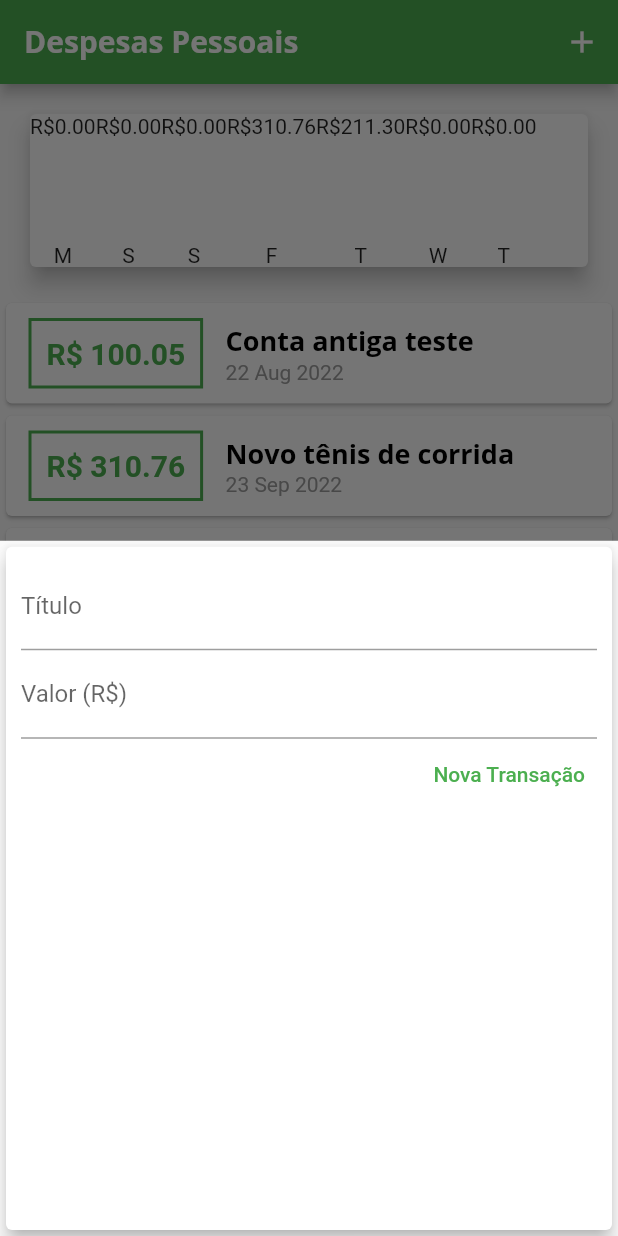
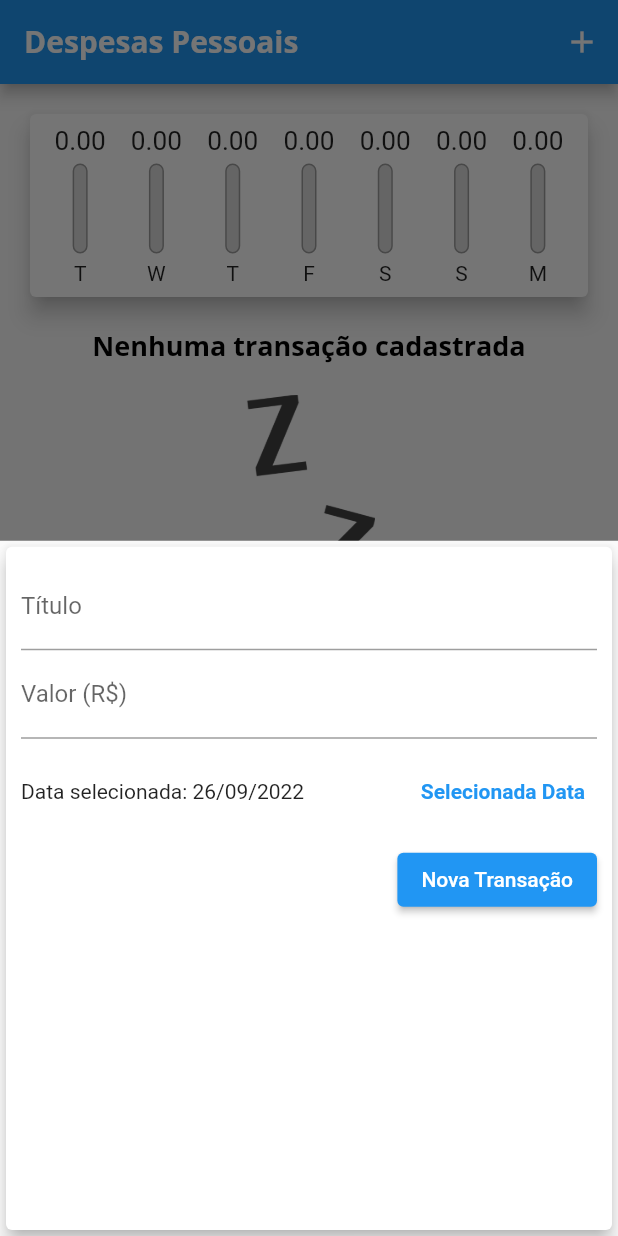
Before and after one commit to nailtonsdelima/expenses-2022, a Flutter app: the screen it shows after launch, after a tap on the "add" icon, on a phone screen of 412 x 824 dp. Run offline on Flutter 3.47's test engine with Material 2 defaults, Android fonts, the phone set to English and light mode, and no system bars.

Commit message:
Conclusão do projeto de controle de despesas

```diff
--- a/lib/components/chart.dart
+++ b/lib/components/chart.dart
@@ -34,25 +34,39 @@ class Chart extends StatelessWidget {
         'day': DateFormat.E().format(weekDay)[0],
         'value': totalSum,
       };
+    }).reversed.toList();
+  }
+
+  double get _weekTotalValue {
+    return groupedTransactions.fold(0.0, (sum, tr) {
+      return sum + double.parse(tr['value'].toString());
     });
   }
 
   @override
   Widget build(BuildContext context) {
-    groupedTransactions;
+    // groupedTransactions;
     return Card(
       elevation: 6,
       margin: const EdgeInsets.all(20),
+      child: Padding(
+        padding: const EdgeInsets.all(8.0),
         child: Row(
+          mainAxisAlignment: MainAxisAlignment.spaceAround,
           children: groupedTransactions.map((tr) {
-          // return Text('${tr['day']}: ${tr['value']}');
             // ignore: avoid_print
-          return ChartBar(
+            return Flexible(
+              fit: FlexFit.tight,
+              child: ChartBar(
                 label: tr['day'].toString(),
                 value: double.parse(tr['value'].toString()),
-            percentage: 0,
+                percentage: _weekTotalValue == 0
+                    ? 0
+                    : double.parse(tr['value'].toString()) / _weekTotalValue,
+              ),
             );
           }).toList(),
+        ),
       ),
     );
   }
--- a/lib/components/chart_bar.dart
+++ b/lib/components/chart_bar.dart
@@ -17,13 +17,41 @@ class ChartBar extends StatelessWidget {
   Widget build(BuildContext context) {
     return Column(
       children: [
-        Text('R\$${value.toStringAsFixed(2)}'),
+        SizedBox(
+          height: 20,
+          child: FittedBox(
+            child: Text(value.toStringAsFixed(2)),
+          ),
+        ),
         const SizedBox(height: 5),
         // ignore: sized_box_for_whitespace
         Container(
           height: 60,
           width: 10,
-          child: null,
+          child: Stack(
+            alignment: Alignment.bottomCenter,
+            children: [
+              Container(
+                decoration: BoxDecoration(
+                  border: Border.all(
+                    color: Colors.grey,
+                    width: 1.0,
+                  ),
+                  color: const Color.fromRGBO(220, 220, 220, 1),
+                  borderRadius: BorderRadius.circular(5),
+                ),
+              ),
+              FractionallySizedBox(
+                heightFactor: percentage,
+                child: Container(
+                  decoration: BoxDecoration(
+                    color: Theme.of(context).primaryColor,
+                    borderRadius: BorderRadius.circular(5),
+                  ),
+                ),
+              ),
+            ],
+          ),
         ),
         const SizedBox(height: 5),
         Text(label),
--- a/lib/components/transaction_form.dart
+++ b/lib/components/transaction_form.dart
@@ -1,27 +1,46 @@
 import 'package:flutter/material.dart';
+import 'package:intl/intl.dart';
 
 class TransactionForm extends StatefulWidget {
   // TransactionForm({Key? key}) : super(key: key);
   const TransactionForm(this.onSubmit, {Key? key}) : super(key: key);
 
-  final void Function(String, double) onSubmit;
+  final void Function(String, double, DateTime) onSubmit;
 
   @override
   State<TransactionForm> createState() => _TransactionFormState();
 }
 
 class _TransactionFormState extends State<TransactionForm> {
-  final titleController = TextEditingController();
-  final valueController = TextEditingController();
+  final _titleController = TextEditingController();
+  final _valueController = TextEditingController();
+  DateTime _selectedDate = DateTime.now();
 
   _submitForm() {
-    final title = titleController.text;
-    final value = double.tryParse(valueController.text) ?? 0.0;
+    final title = _titleController.text;
+    final value = double.tryParse(_valueController.text) ?? 0.0;
 
-    if (title.isEmpty || value <= 0) {
+    // ignore: unnecessary_null_comparison
+    if (title.isEmpty || value <= 0 || _selectedDate == null) {
       return;
     }
-    widget.onSubmit(title, value);
+    widget.onSubmit(title, value, _selectedDate);
+  }
+
+  _showDatePicker() {
+    showDatePicker(
+      context: context,
+      initialDate: DateTime.now(),
+      firstDate: DateTime(2019),
+      lastDate: DateTime.now(),
+    ).then((pickedDate) {
+      if (pickedDate == null) {
+        return;
+      }
+      setState(() {
+        _selectedDate = pickedDate;
+      });
+    });
   }
 
   @override
@@ -33,14 +52,14 @@ class _TransactionFormState extends State<TransactionForm> {
         child: Column(
           children: <Widget>[
             TextField(
-              controller: titleController,
+              controller: _titleController,
               onSubmitted: (value) => _submitForm(),
               decoration: const InputDecoration(
                 labelText: 'Título',
               ),
             ),
             TextField(
-              controller: valueController,
+              controller: _valueController,
               keyboardType:
                   const TextInputType.numberWithOptions(decimal: true),
               onSubmitted: (value) => _submitForm(),
@@ -48,15 +67,41 @@ class _TransactionFormState extends State<TransactionForm> {
                 labelText: 'Valor (R\$)',
               ),
             ),
+            SizedBox(
+              height: 70,
+              child: Row(
+                children: [
+                  Expanded(
+                    child: Text(
+                      // ignore: unnecessary_null_comparison
+                      _selectedDate == null
+                          ? 'Nenhuma data selecionada'
+                          : 'Data selecionada: ${DateFormat('dd/MM/y').format(_selectedDate)}',
+                    ),
+                  ),
+                  TextButton(
+                    onPressed: _showDatePicker,
+                    child: Text(
+                      'Selecionada Data',
+                      style: TextStyle(
+                        fontWeight: FontWeight.bold,
+                        color: Theme.of(context).primaryColor,
+                      ),
+                    ),
+                  )
+                ],
+              ),
+            ),
             Row(
               mainAxisAlignment: MainAxisAlignment.end,
               children: [
-                TextButton(
+                ElevatedButton(
                   onPressed: _submitForm,
                   child: Text(
                     'Nova Transação',
                     style: TextStyle(
-                      color: Theme.of(context).colorScheme.primary,
+                      color: Theme.of(context).colorScheme.tertiary,
+                      backgroundColor: Theme.of(context).colorScheme.primary,
                     ),
                   ),
                 ),
--- a/lib/components/transaction_list.dart
+++ b/lib/components/transaction_list.dart
@@ -3,10 +3,11 @@ import '../models/transaction.dart';
 import 'package:intl/intl.dart';
 
 class TransactionList extends StatelessWidget {
-  const TransactionList({Key? key, required this.transactions})
+  const TransactionList(this.transactions, this.onRemove, {Key? key})
       : super(key: key);
 
   final List<Transaction> transactions;
+  final void Function(String) onRemove;
 
   @override
   Widget build(BuildContext context) {
@@ -34,48 +35,78 @@ class TransactionList extends StatelessWidget {
               itemBuilder: (ctx, index) {
                 final tr = transactions[index];
                 return Card(
-                  child: Row(
-                    children: <Widget>[
-                      // ignore: avoid_unnecessary_containers
-                      Container(
+                  elevation: 5,
                   margin: const EdgeInsets.symmetric(
-                            horizontal: 15, vertical: 10),
-                        decoration: BoxDecoration(
-                          border: Border.all(
-                            color: Theme.of(context).colorScheme.primary,
-                            width: 2,
+                    vertical: 8,
+                    horizontal: 5,
                   ),
-                        ),
-                        padding: const EdgeInsets.all(10),
-                        child: Text(
-                          // tr.value.toString(),
-                          'R\$ ${tr.value.toStringAsFixed(2)}',
-                          style: TextStyle(
-                            fontWeight: FontWeight.bold,
-                            fontSize: 20,
-                            color: Theme.of(context).colorScheme.primary,
+                  child: ListTile(
+                    leading: CircleAvatar(
+                      radius: 30,
+                      child: Padding(
+                        padding: const EdgeInsets.all(6),
+                        child: FittedBox(
+                          child: Text('R\$${tr.value}'),
                         ),
                       ),
                     ),
-                      Column(
-                        crossAxisAlignment: CrossAxisAlignment.start,
-                        children: <Widget>[
-                          Text(
+                    title: Text(
                       tr.title,
                       style: Theme.of(context).textTheme.headline6,
                     ),
-                          Text(
-                            // tr.date.toString(),
+                    subtitle: Text(
                       DateFormat('d MMM y').format(tr.date),
-                            style: const TextStyle(
-                              color: Colors.grey,
+                    ),
+                    trailing: IconButton(
+                      icon: const Icon(Icons.delete),
+                      color: Theme.of(context).errorColor,
+                      onPressed: () => onRemove(tr.id),
                     ),
                   ),
-                        ],
-                      )
-                    ],
-                  ),
                 );
+                // return Card(
+                //   child: Row(
+                //     children: <Widget>[
+                //       // ignore: avoid_unnecessary_containers
+                //       Container(
+                //         margin: const EdgeInsets.symmetric(
+                //             horizontal: 15, vertical: 10),
+                //         decoration: BoxDecoration(
+                //           border: Border.all(
+                //             color: Theme.of(context).colorScheme.primary,
+                //             width: 2,
+                //           ),
+                //         ),
+                //         padding: const EdgeInsets.all(10),
+                //         child: Text(
+                //           // tr.value.toString(),
+                //           'R\$ ${tr.value.toStringAsFixed(2)}',
+                //           style: TextStyle(
+                //             fontWeight: FontWeight.bold,
+                //             fontSize: 20,
+                //             color: Theme.of(context).colorScheme.primary,
+                //           ),
+                //         ),
+                //       ),
+                //       Column(
+                //         crossAxisAlignment: CrossAxisAlignment.start,
+                //         children: <Widget>[
+                //           Text(
+                //             tr.title,
+                //             style: Theme.of(context).textTheme.headline6,
+                //           ),
+                //           Text(
+                //             // tr.date.toString(),
+                //             DateFormat('d MMM y').format(tr.date),
+                //             style: const TextStyle(
+                //               color: Colors.grey,
+                //             ),
+                //           ),
+                //         ],
+                //       )
+                //     ],
+                //   ),
+                // );
               },
             ),
     );
--- a/lib/main.dart
+++ b/lib/main.dart
@@ -19,8 +19,9 @@ class ExpensesApp extends StatelessWidget {
       home: const MyHomePage(),
       theme: tema.copyWith(
         colorScheme: tema.colorScheme.copyWith(
-          primary: Colors.green,
-          secondary: Colors.blue,
+          primary: Colors.blue,
+          secondary: Colors.green,
+          tertiary: Colors.white,
         ),
         textTheme: tema.textTheme.copyWith(
           headline6: const TextStyle(
@@ -28,6 +29,9 @@ class ExpensesApp extends StatelessWidget {
             fontSize: 18,
             fontWeight: FontWeight.bold,
             color: Colors.black,
+          ),
+          button: const TextStyle(
+            color: Colors.white,
           ),
         ),
         appBarTheme: const AppBarTheme(
@@ -54,24 +58,36 @@ class MyHomePage extends StatefulWidget {
 
 class _MyHomePageState extends State<MyHomePage> {
   final List<Transaction> _transactions = [
-    Transaction(
-      id: 't0',
-      title: 'Conta antiga teste',
-      value: 100.05,
-      date: DateTime.now().subtract(const Duration(days: 35)),
-    ),
-    Transaction(
-      id: 't1',
-      title: 'Novo tênis de corrida',
-      value: 310.76,
-      date: DateTime.now().subtract(const Duration(days: 3)),
-    ),
-    Transaction(
-      id: 't2',
-      title: 'Conta de luz',
-      value: 211.30,
-      date: DateTime.now().subtract(const Duration(days: 4)),
-    ),
+    // Transaction(
+    //   id: 't0',
+    //   title: 'Conta antiga teste',
+    //   value: 100.05,
+    //   date: DateTime.now().subtract(const Duration(days: 35)),
+    // ),
+    // Transaction(
+    //   id: 't1',
+    //   title: 'Novo tênis de corrida',
+    //   value: 310.76,
+    //   date: DateTime.now().subtract(const Duration(days: 3)),
+    // ),
+    // Transaction(
+    //   id: 't2',
+    //   title: 'Conta de luz',
+    //   value: 211.30,
+    //   date: DateTime.now().subtract(const Duration(days: 4)),
+    // ),
+    // Transaction(
+    //   id: 't3',
+    //   title: 'Conta de agua',
+    //   value: 51.70,
+    //   date: DateTime.now(),
+    // ),
+    // Transaction(
+    //   id: 't2',
+    //   title: 'Parcela do sócio',
+    //   value: 211.30,
+    //   date: DateTime.now(),
+    // ),
   ];
 
   List<Transaction> get _recentTransactions {
@@ -82,12 +98,12 @@ class _MyHomePageState extends State<MyHomePage> {
     }).toList();
   }
 
-  _addTransaction(String title, double value) {
+  _addTransaction(String title, double value, DateTime date) {
     final newTransaction = Transaction(
       id: Random().nextDouble().toString(),
       title: title,
       value: value,
-      date: DateTime.now(),
+      date: date,
     );
 
     setState(() {
@@ -96,6 +112,12 @@ class _MyHomePageState extends State<MyHomePage> {
 
     // Fechando o modal apos adicionar uma nova conta
     Navigator.of(context).pop();
+  }
+
+  _removeTransaction(String id) {
+    setState(() {
+      _transactions.removeWhere((tr) => tr.id == id);
+    });
   }
 
   _openTransactionFormModal(BuildContext context) {
@@ -134,7 +156,7 @@ class _MyHomePageState extends State<MyHomePage> {
             //     ),
             //   ),
             // ),
-            TransactionList(transactions: _transactions),
+            TransactionList(_transactions, _removeTransaction),
             // const TransactionUser(),
             // Column(
             //   children: <Widget>[
```
Lines whose indentation alone changed are shown as unchanged.
